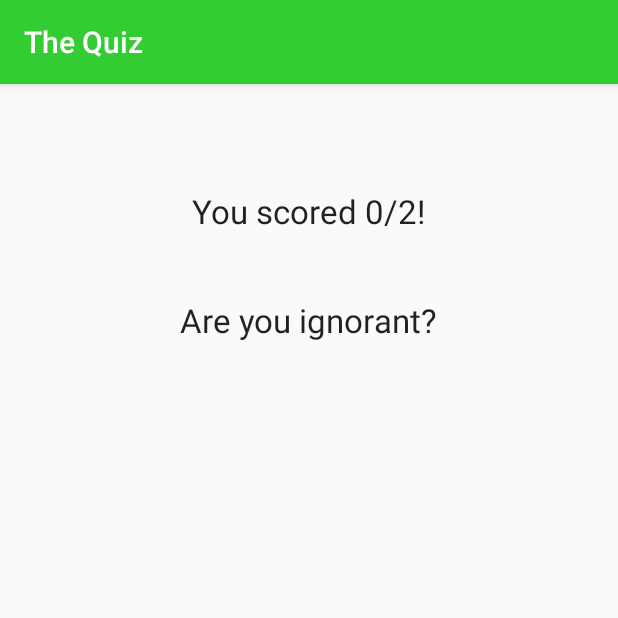
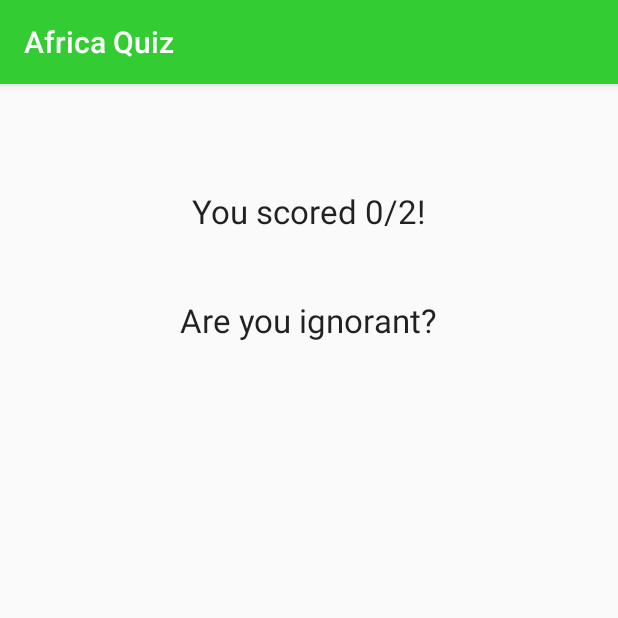
Before and after one commit to mwilcox-wi/TheQuiz, an Android app: the FinishActivity screen opened directly, with no data from a screen before it, on a phone screen of 412 x 824 dp, the top half of it. Run offline under Robolectric (Android 15) with nearby library versions, the phone set to English and light mode, and no system bars.

Commit message:
Added string resources

```diff
--- a/app/src/main/java/com/cs407/thequiz/FinishActivity.java
+++ b/app/src/main/java/com/cs407/thequiz/FinishActivity.java
@@ -22,15 +22,16 @@ public class FinishActivity extends AppCompatActivity {
         TextView comment = (TextView) findViewById(R.id.txt_comment);
 
         results.setText("You scored "+correct+"/2!");
+
         switch(correct){
             case 0:
-                comment.setText("Are you ignorant?");
+                comment.setText(R.string.zero);
                 break;
             case 1:
-                comment.setText("So close!");
+                comment.setText(R.string.one);
                 break;
             case 2:
-                comment.setText("Are you a prince?");
+                comment.setText(R.string.two);
                 break;
 
         }
--- a/app/src/main/res/values/strings.xml
+++ b/app/src/main/res/values/strings.xml
@@ -1,6 +1,9 @@
 <resources>
-    <string name="app_name">The Quiz</string>
+    <string name="app_name">Africa Quiz</string>
 
     <!-- TODO: Remove or change this placeholder text -->
-    <string name="hello_blank_fragment">Hello blank fragment</string>
+
+    <string name="zero">Are you ignorant?</string>
+    <string name="one">So close!</string>
+    <string name="two">Are you a prince?</string>
 </resources>
```
